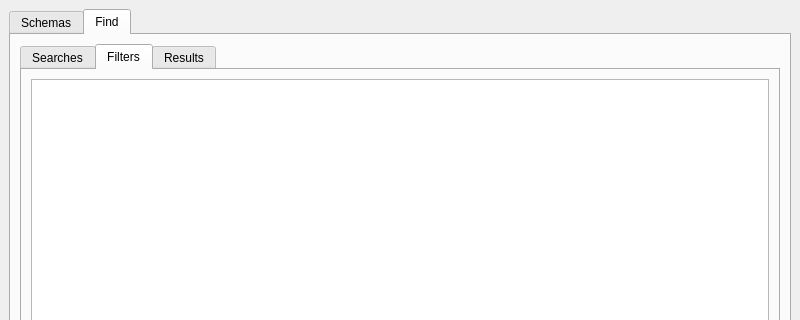
Before: the Qt Designer form tables_editor.ui in waynegramlich/table_tools, drawn with Qt 5; both pictures show x 0 to 800 and y 0 to 320 of the 800 by 846 pixel window.
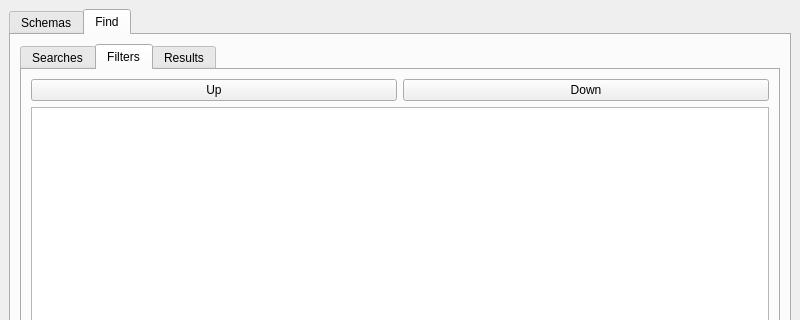
After: the same form once the commit is applied. The open tabs and pages were chosen to show the change.

Commit message: Added ability to move filters up and down in filters tab.

```diff
--- a/tables_editor.ui
+++ b/tables_editor.ui
@@ -712,6 +712,20 @@
            </attribute>
            <layout class="QGridLayout" name="gridLayout_4">
             <item row="0" column="0">
+             <widget class="QPushButton" name="filters_up">
+              <property name="text">
+               <string>Up</string>
+              </property>
+             </widget>
+            </item>
+            <item row="0" column="1">
+             <widget class="QPushButton" name="filters_down">
+              <property name="text">
+               <string>Down</string>
+              </property>
+             </widget>
+            </item>
+            <item row="1" column="0" colspan="2">
              <widget class="QTableWidget" name="filters_table"/>
             </item>
            </layout>
```
Left out of the diff: 2 changed lines with no effect on the pictures. The commit also changes 1 other file.
